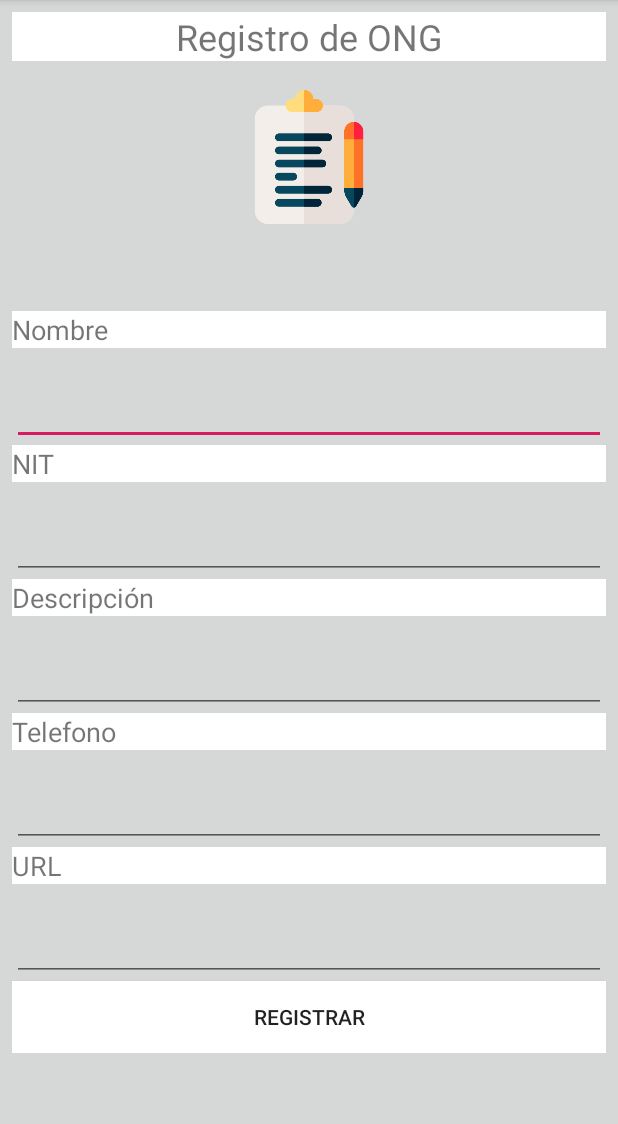
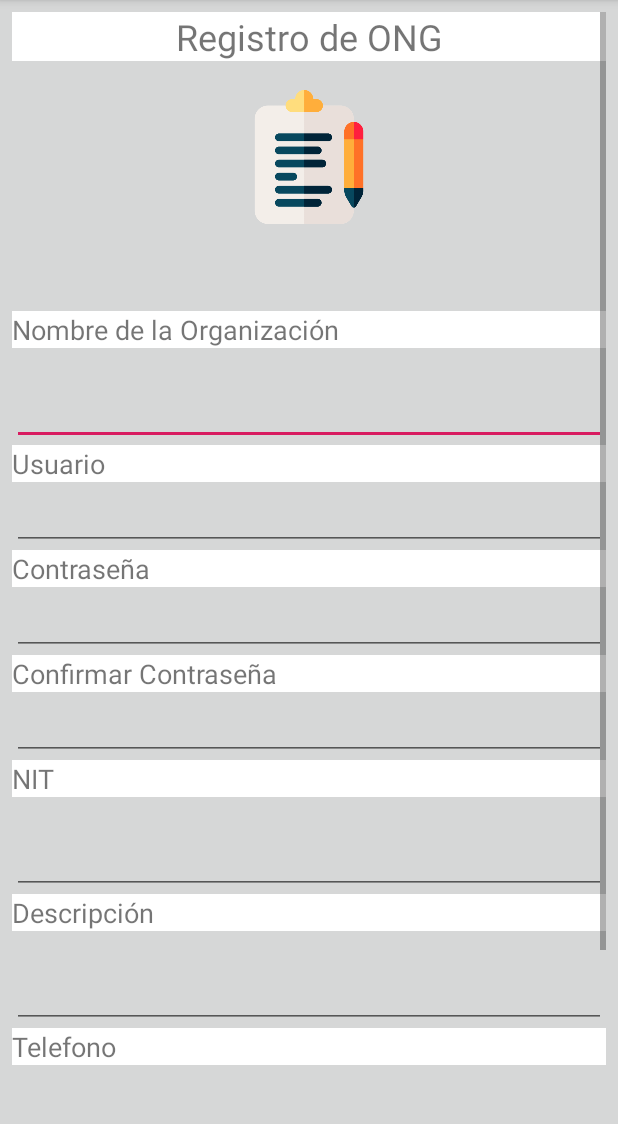
Before and after one commit to williammorenop/hackatrix---silver, an Android app: the Registro screen opened directly, with no data from a screen before it, on a phone screen of 412 x 824 dp, the part 84-1208 px from its top. Run offline under Robolectric (Android 15) with nearby library versions, the phone set to English and light mode, and no system bars.

Commit message:
Update activity_registro.xml

```diff
--- a/app/src/main/res/layout/activity_registro.xml
+++ b/app/src/main/res/layout/activity_registro.xml
@@ -63,7 +63,7 @@
                 android:layout_width="match_parent"
                 android:layout_height="wrap_content"
                 android:background="@android:color/background_light"
-                android:text="Nombre"
+                android:text="Nombre de la Organización"
                 android:textSize="18sp" />
 
             <TextView
@@ -75,6 +75,49 @@
                 android:id="@+id/Nombre"
                 android:layout_width="match_parent"
                 android:layout_height="wrap_content" />
+
+            <TextView
+                android:id="@+id/textView10"
+                android:layout_width="match_parent"
+                android:layout_height="wrap_content"
+                android:background="@android:color/background_light"
+                android:text="Usuario"
+                android:textSize="18sp" />
+
+            <EditText
+                android:id="@+id/textView12"
+                android:layout_width="match_parent"
+                android:layout_height="wrap_content" />
+
+            <TextView
+                android:id="@+id/textView13"
+                android:layout_width="match_parent"
+                android:layout_height="wrap_content"
+                android:background="@android:color/background_light"
+                android:text="Contraseña"
+                android:textSize="18sp" />
+
+            <EditText
+                android:id="@+id/editText"
+                android:layout_width="match_parent"
+                android:layout_height="wrap_content"
+                android:ems="10"
+                android:inputType="textPassword" />
+
+            <TextView
+                android:id="@+id/textView22"
+                android:layout_width="match_parent"
+                android:layout_height="wrap_content"
+                android:background="@android:color/background_light"
+                android:text="Confirmar Contraseña"
+                android:textSize="18sp" />
+
+            <EditText
+                android:id="@+id/editText2"
+                android:layout_width="match_parent"
+                android:layout_height="wrap_content"
+                android:ems="10"
+                android:inputType="textPassword" />
 
             <TextView
                 android:id="@+id/textView6"
```
